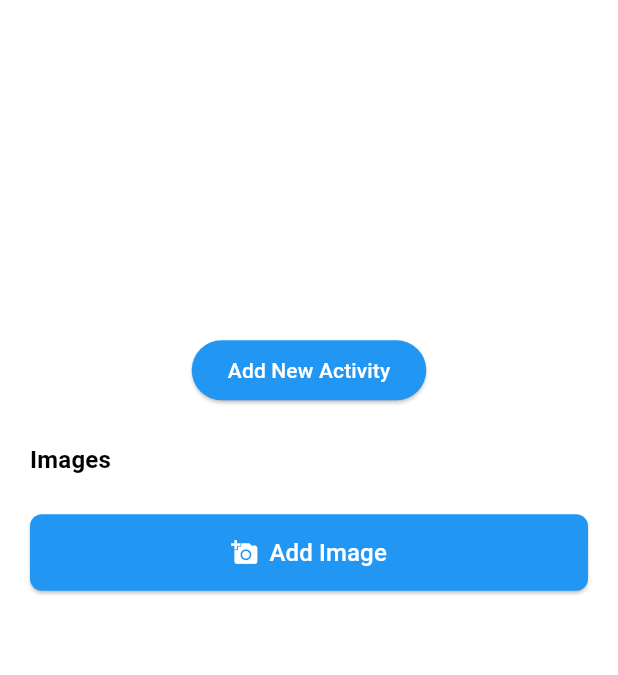
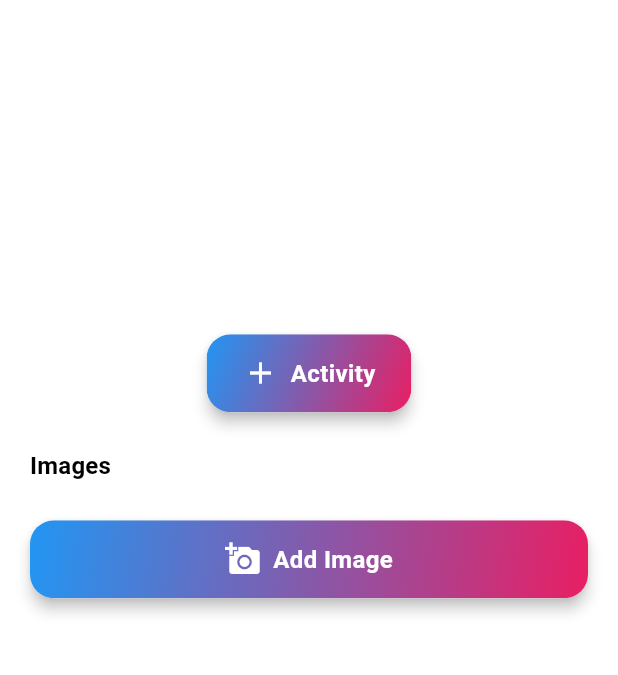
Before and after one commit to MikeMac15/flutter_journal, a Flutter app: the HomePage screen opened directly, after a tap on "New Entry", on a phone screen of 412 x 824 dp, the part 530-1205 px from its top. Run offline on Flutter 3.47's test engine with Material 3 defaults, Android fonts, the phone set to English and light mode, and no system bars; our stand-ins replace cloud_firestore, firebase_auth, firebase_core, firebase_storage, flutter_colorpicker, google_sign_in and 3 more; missing offline and left inert: dart:html, vertical_card_pager; accounts and stored records are empty.

Commit message:
more slight ui changes

```diff
--- /dev/null
+++ b/lib/features/menu_buttons/raised_button.dart
@@ -0,0 +1,89 @@
+import 'package:flutter/material.dart';
+
+/// A custom, unique, and eloquent button for the Journal App.
+/// This widget provides a gradient background, elevation, and ripple effect,
+/// making it perfect for buttons throughout the app.
+class RaiseButton extends StatelessWidget {
+  /// Callback executed when the button is tapped
+  final VoidCallback onPressed;
+
+  /// The label text of the button
+  final String label;
+
+  /// Optional icon displayed before the label
+  final IconData? icon;
+
+  /// Padding inside the button
+  final EdgeInsetsGeometry padding;
+
+  /// Corner radius of the button
+  final double borderRadius;
+
+  /// Elevation for the shadow effect
+  final double elevation;
+
+
+  const RaiseButton({
+    super.key,
+    required this.onPressed,
+    required this.label,
+    this.icon,
+    this.padding = const EdgeInsets.symmetric(vertical: 14.0, horizontal: 24.0),
+    this.borderRadius = 16.0,
+    this.elevation = 4.0,
+  });
+
+  @override
+  Widget build(BuildContext context) {
+    final theme = Theme.of(context);
+    return Material(
+      elevation: elevation,
+      borderRadius: BorderRadius.circular(borderRadius),
+      child: Ink(
+        decoration: BoxDecoration(
+          gradient: LinearGradient(
+            colors: [
+              theme.colorScheme.primary,
+              theme.colorScheme.secondary,
+            ],
+            begin: Alignment.topLeft,
+            end: Alignment.bottomRight,
+          ),
+          borderRadius: BorderRadius.circular(borderRadius),
+        ),
+        child: InkWell(
+          borderRadius: BorderRadius.circular(borderRadius),
+          onTap: onPressed,
+          child: Padding(
+            padding: padding,
+            child: Row(
+              mainAxisSize: MainAxisSize.min,
+              mainAxisAlignment: MainAxisAlignment.center,
+              children: [
+                if (icon != null) ...[
+                  Icon(icon, color: Colors.white),
+                  const SizedBox(width: 8),
+                ],
+                Text(
+                  label,
+                  style: const TextStyle(
+                    color: Colors.white,
+                    fontSize: 16.0,
+                    fontWeight: FontWeight.w600,
+                  ),
+                ),
+              ],
+            ),
+          ),
+        ),
+      ),
+    );
+  }
+}
+
+// Example usage:
+// RaiseButton(
+//   onPressed: () { /* Navigate to add entry screen */ },
+//   icon: Icons.edit,
+//   label: 'New Entry',
+// ),
--- /dev/null
+++ b/lib/features/menu_buttons/top_menu_btn.dart
@@ -0,0 +1,126 @@
+import 'package:flutter/material.dart';
+import 'package:journal/features/_fade_route.dart';
+import 'package:journal/pages/settings.dart';
+
+/// A home menu avatar that opens a cascading menu
+/// with an animated icon + fade-in menu items.
+class HomeMenu extends StatefulWidget {
+  final double avatarSize;
+  const HomeMenu({super.key, this.avatarSize = 48});
+
+  @override
+  State<HomeMenu> createState() => _HomeMenuState();
+}
+
+class _HomeMenuState extends State<HomeMenu> with TickerProviderStateMixin {
+  final FocusNode _focusNode = FocusNode(debugLabel: 'Settings Avatar');
+  late final AnimationController _iconController;
+  late final AnimationController _menuFadeController;
+
+  @override
+  void initState() {
+    super.initState();
+    _iconController = AnimationController(
+      vsync: this,
+      duration: const Duration(milliseconds: 300),
+    );
+    _menuFadeController = AnimationController(
+      vsync: this,
+      duration: const Duration(milliseconds: 200),
+    );
+  }
+
+  @override
+  void dispose() {
+    _iconController.dispose();
+    _menuFadeController.dispose();
+    _focusNode.dispose();
+    super.dispose();
+  }
+
+  @override
+  Widget build(BuildContext context) {
+    final theme = Theme.of(context);
+
+    return Padding(
+      padding: const EdgeInsets.symmetric(horizontal: 8.0),
+      child: MenuAnchor(
+        childFocusNode: _focusNode,
+        onOpen: () {
+          _iconController.forward();
+          _menuFadeController.forward();
+        },
+        onClose: () {
+          _iconController.reverse();
+          _menuFadeController.reverse();
+        },
+        menuChildren: [
+          FadeTransition(
+            opacity: _menuFadeController,
+            child: MenuItemButton(
+              onPressed: () {
+                Navigator.of(context).push(fadeRoute(const SettingsPage()));
+              },
+              leadingIcon: const Icon(Icons.settings),
+              child: const Text('Settings'),
+            ),
+          ),
+          FadeTransition(
+            opacity: _menuFadeController,
+            child: MenuItemButton(
+              onPressed: () {
+                // TODO: navigate to profile
+              },
+              leadingIcon: const Icon(Icons.person),
+              child: const Text('Profile'),
+            ),
+          ),
+          FadeTransition(
+            opacity: _menuFadeController,
+            child: MenuItemButton(
+              onPressed: () {
+                // TODO: log out
+              },
+              leadingIcon: const Icon(Icons.logout),
+              child: const Text('Sign out'),
+            ),
+          ),
+        ],
+        builder: (BuildContext context, MenuController controller, Widget? child) {
+          // on each rebuild, animate icon to match controller state
+          controller.isOpen ? _iconController.forward() : _iconController.reverse();
+
+          return InkWell(
+            focusNode: _focusNode,
+            borderRadius: BorderRadius.circular(widget.avatarSize),
+            onTap: () {
+              controller.isOpen ? controller.close() : controller.open();
+            },
+            child: Container(
+              width: widget.avatarSize,
+              height: widget.avatarSize,
+              alignment: Alignment.center,
+              decoration: BoxDecoration(
+                color: theme.colorScheme.surface,
+                shape: BoxShape.circle,
+                boxShadow: const [
+                  BoxShadow(
+                    color: Colors.black26,
+                    blurRadius: 4,
+                    offset: Offset(0, 2),
+                  ),
+                ],
+              ),
+              child: AnimatedIcon(
+                icon: AnimatedIcons.menu_close,
+                progress: _iconController,
+                size: widget.avatarSize * 0.6,
+                color: theme.colorScheme.onSurface,
+              ),
+            ),
+          );
+        },
+      ),
+    );
+  }
+}
--- a/lib/pages/home_page.dart
+++ b/lib/pages/home_page.dart
@@ -1,6 +1,7 @@
 import 'package:flutter/material.dart';
 import 'package:journal/features/_fade_route.dart';
 import 'package:journal/features/calendar/_calendar_card.dart';
+import 'package:journal/features/menu_buttons/top_menu_btn.dart';
 import 'package:journal/pages/chapters/chapters_page.dart';
 import 'package:journal/pages/journal_entry_page.dart';
 import 'package:journal/pages/journal_recents_list.dart';
@@ -30,7 +31,9 @@
     final headerUrl = userProv.headerImageUrl;
     final screenWidth = MediaQuery.of(context).size.width;
     final avatarSize = (screenWidth * 0.08).clamp(50.0, 64.0);
-
+    final firstName = userProv.userDisplayName != null
+        ? '${userProv.userDisplayName!.split(' ').first}\'s'
+        : 'My';
     return Scaffold(
       body: LayoutBuilder(
         builder: (context, constraints) {
@@ -49,7 +52,7 @@
                 backgroundColor: themeProv.backgroundGradientColors[0],
                 flexibleSpace: FlexibleSpaceBar(
                   title: Text(
-                    'Jamie\'s Journal',
+                    '$firstName Journal',
                     style: theme.textTheme.titleMedium?.copyWith(
                       color: Colors.white,
                       letterSpacing: 1.2,
@@ -93,21 +96,7 @@
                   // Avatar icon
                   Padding(
                     padding: const EdgeInsets.symmetric(horizontal: 8.0),
-                    child: CircleAvatar(
-                      radius: avatarSize / 2.25,
-                      backgroundColor: const Color.fromARGB(183, 239, 239, 239),
-                      child: IconButton(
-                        alignment: Alignment.center,
-                        icon: Icon(Icons.settings,
-                            color: theme.colorScheme.onSurface, size: 30),
-                        tooltip: 'Settings',
-                        onPressed: () {
-                          Navigator.of(context).push(
-                            fadeRoute(const SettingsPage()),
-                          );
-                        },
-                      ),
-                    ),
+                    child: HomeMenu(avatarSize: 40),
                   ),
                 ],
               ),
--- a/lib/pages/journal_entry/activity_list.dart
+++ b/lib/pages/journal_entry/activity_list.dart
@@ -28,7 +28,7 @@
   return ConstrainedBox(
     constraints: BoxConstraints(maxHeight: maxListHeight),
     child: ListView.builder(
-      padding: const EdgeInsets.symmetric(vertical: 8),
+      padding: const EdgeInsets.symmetric(vertical: 4),
       itemCount: savedActivities.length,
       itemBuilder: (context, index) {
         final entry = savedActivities[index];
--- a/lib/pages/journal_entry/activity_log.dart
+++ b/lib/pages/journal_entry/activity_log.dart
@@ -1,4 +1,5 @@
 import 'package:flutter/material.dart';
+import 'package:journal/features/menu_buttons/raised_button.dart';
 import 'package:journal/features/text/text_entry.dart';
 
 class ActivityLog extends StatefulWidget {
@@ -62,8 +63,9 @@
   @override
 Widget build(BuildContext context) {
   return Center(
-    child: ElevatedButton(
-      child: const Text('Add New Activity'),
+    child: RaiseButton(
+      label: 'Activity',
+      icon: Icons.add,
       onPressed: () {
         showModalBottomSheet<void>(
           context: context,
@@ -111,9 +113,9 @@
                     mainAxisAlignment: MainAxisAlignment.spaceEvenly,
                     children: [
 
-                      ElevatedButton(
+                     RaiseButton(
                         onPressed: _saveActivity,
-                        child: const Text('Save Activity'),
+                        label: 'Save Activity',
                       ),
                     ],
                   ),
--- a/lib/pages/journal_entry_page.dart
+++ b/lib/pages/journal_entry_page.dart
@@ -1,5 +1,6 @@
 import 'package:flutter/material.dart';
 import 'package:firebase_auth/firebase_auth.dart';
+import 'package:journal/features/menu_buttons/raised_button.dart';
 
 // import 'package:journal/pages/errors/auth_error_page.dart';
 import 'package:journal/pages/journal_entry/activity_log.dart';
@@ -232,7 +233,6 @@
 
             SizedBox(
               height: screenHeight * 0.3,
-
               child: TextEntry(
                 isMultiLine: true,
                 controller: _textController,
@@ -245,7 +245,8 @@
             if (_activities) ...[
               Text(
                 "Activities",
-              style: theme.textTheme.titleMedium?.copyWith(fontWeight: FontWeight.w600),
+                style: theme.textTheme.titleMedium
+                    ?.copyWith(fontWeight: FontWeight.w600),
               ),
               const SizedBox(height: 8),
               ActivityList(
@@ -296,18 +297,23 @@
             const SizedBox(height: 16),
 
             // Add image button
-          ElevatedButton.icon(
+            RaiseButton(
                 onPressed: _getImageFromGallery,
-            icon: const Icon(Icons.add_a_photo),
-            label: const Text("Add Image"),
-            style: ElevatedButton.styleFrom(
-              padding: const EdgeInsets.symmetric(vertical: 14),
-              textStyle: theme.textTheme.labelLarge?.copyWith(fontSize: 16),
-              shape: RoundedRectangleBorder(
-                borderRadius: BorderRadius.circular(8),
-              ),
-            ),
-          ),
+                label: 'Add Image',
+                icon: Icons.add_a_photo),
+
+            // ElevatedButton.icon(
+            //   onPressed: _getImageFromGallery,
+            //   icon: const Icon(Icons.add_a_photo),
+            //   label: const Text("Add Image"),
+            //   style: ElevatedButton.styleFrom(
+            //     padding: const EdgeInsets.symmetric(vertical: 14),
+            //     textStyle: theme.textTheme.labelLarge?.copyWith(fontSize: 16),
+            //     shape: RoundedRectangleBorder(
+            //       borderRadius: BorderRadius.circular(8),
+            //     ),
+            //   ),
+            // ),
             const SizedBox(height: 24),
           ],
         ),
@@ -331,7 +337,8 @@
             WidgetsBinding.instance.addPostFrameCallback((_) {
               // Only run saveEntryToFirestore ONCE. We check that progressText still starts with "0/"
               if (progressText.startsWith('0/')) {
-              Provider.of<DBProvider>(context, listen: false).saveEntryToFirestore(
+                Provider.of<DBProvider>(context, listen: false)
+                    .saveEntryToFirestore(
                   context: context,
                   currentUser: _currentUser!,
                   chapterId: _selectedChapterId,
@@ -345,10 +352,12 @@
                   onProgress: (uploadedCount, totalCount) {
                     setState(() {
                       if (uploadedCount < totalCount) {
-                      progressText = '$uploadedCount/$totalCount photos uploaded';
+                        progressText =
+                            '$uploadedCount/$totalCount photos uploaded';
                       } else {
                         // uploadedCount == totalCount
-                      progressText = 'All photos uploaded. Saving Journal entry.';
+                        progressText =
+                            'All photos uploaded. Saving Journal entry.';
                       }
                     });
                   },
@@ -385,7 +394,6 @@
       },
     );
   }
-
 }
 
 // Placeholder AuthErrorPage
--- a/lib/pages/journal_view_page.dart
+++ b/lib/pages/journal_view_page.dart
@@ -181,7 +181,7 @@
                     borderRadius: BorderRadius.circular(12),
                   ),
                   child: Padding(
-                    padding: const EdgeInsets.all(16.0),
+                    padding: const EdgeInsets.all(10.0),
                     child: Column(
                       crossAxisAlignment: CrossAxisAlignment.start,
                       children: [
@@ -201,7 +201,7 @@
                     ),
                   ),
                 ),
-                const SizedBox(height: 16),
+                // const SizedBox(height: 16),
 
                 // Images Card
                 Card(
```
Also changed, not shown: lib/features/emotionSelector/emotion_selector.dart (added, +94 -0 lines), lib/pages/chapters/chapters_page.dart (+2 -11 lines). Lines whose indentation alone changed are shown as unchanged.
